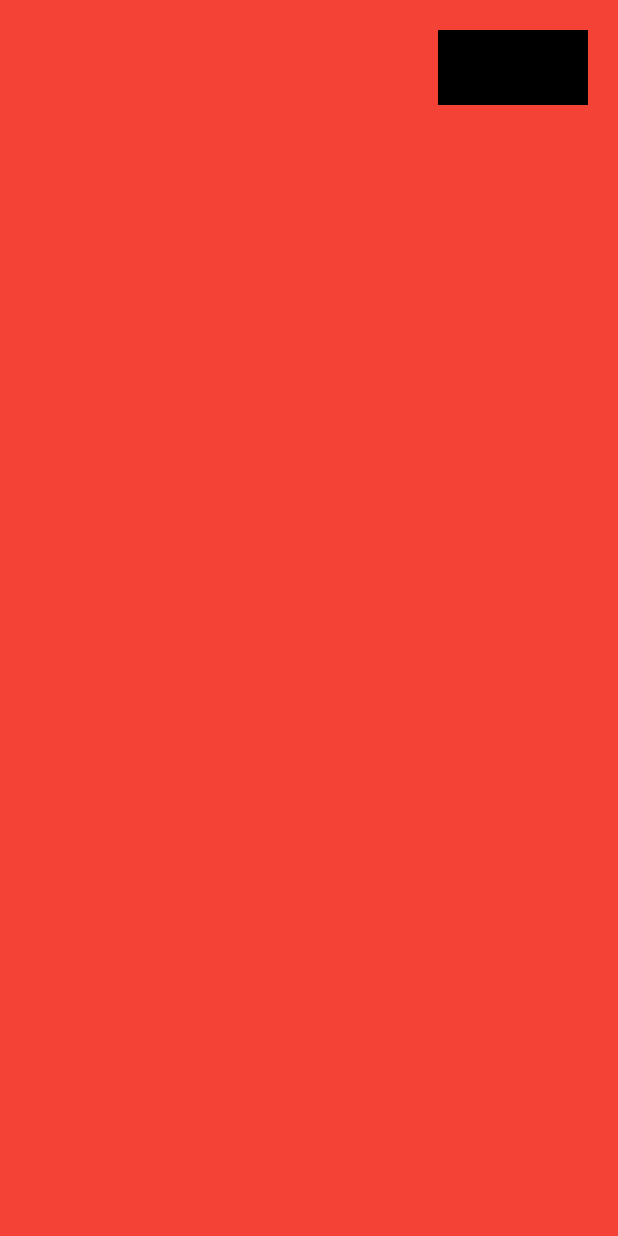
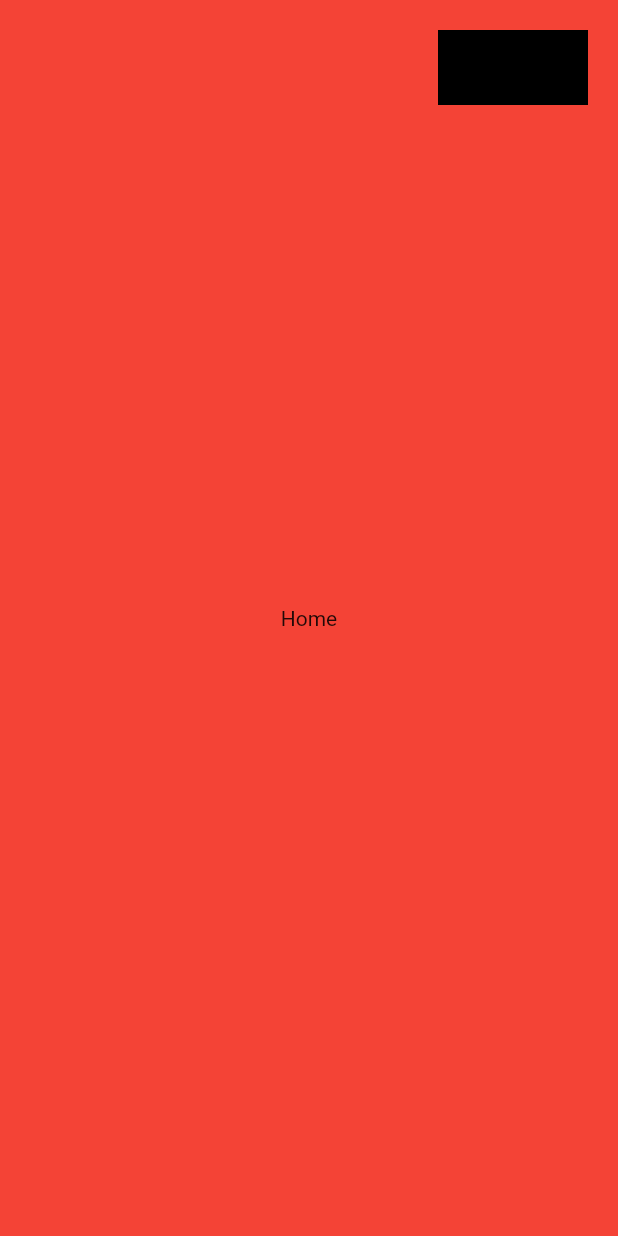
Before and after one commit to xenxi/landing_page_template, a Flutter app: the screen it shows after launch, on a phone screen of 412 x 824 dp. Run offline on Flutter 3.47's test engine with Material 2 defaults, Android fonts, the phone set to English and light mode, and no system bars; our stand-ins replace fluro.

Commit message:
:lipstick: update view

```diff
--- a/lib/presentation/views/home_view.dart
+++ b/lib/presentation/views/home_view.dart
@@ -7,6 +7,9 @@ class HomeView extends StatelessWidget {
   Widget build(BuildContext context) {
     return Container(
       color: Colors.red,
+      child: const Center(
+        child: Text('Home'),
+      ),
     );
   }
 }
```
